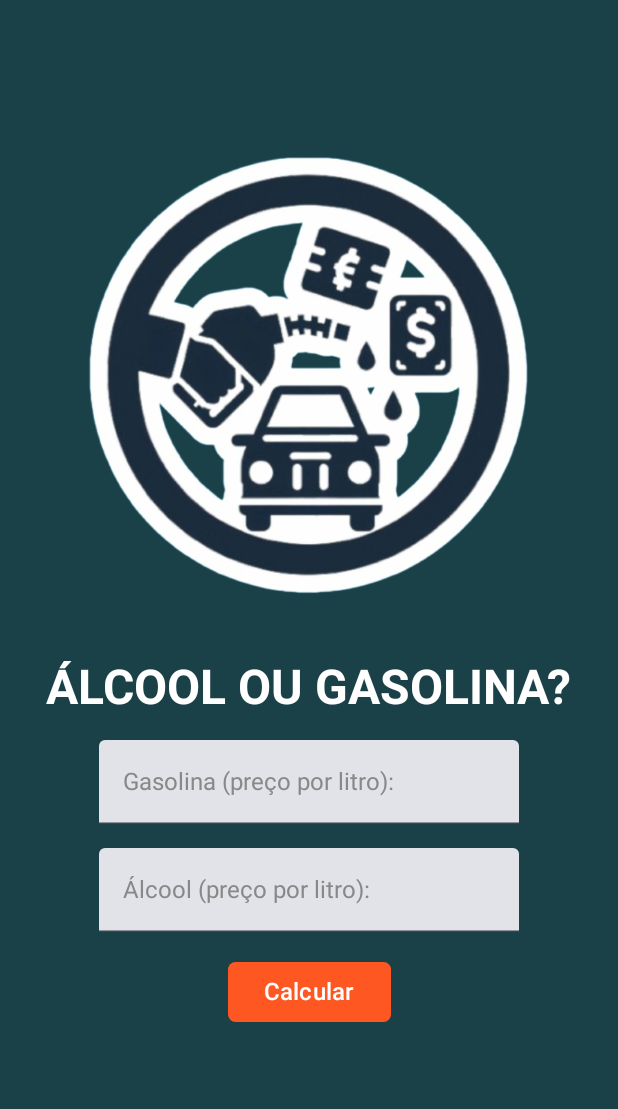
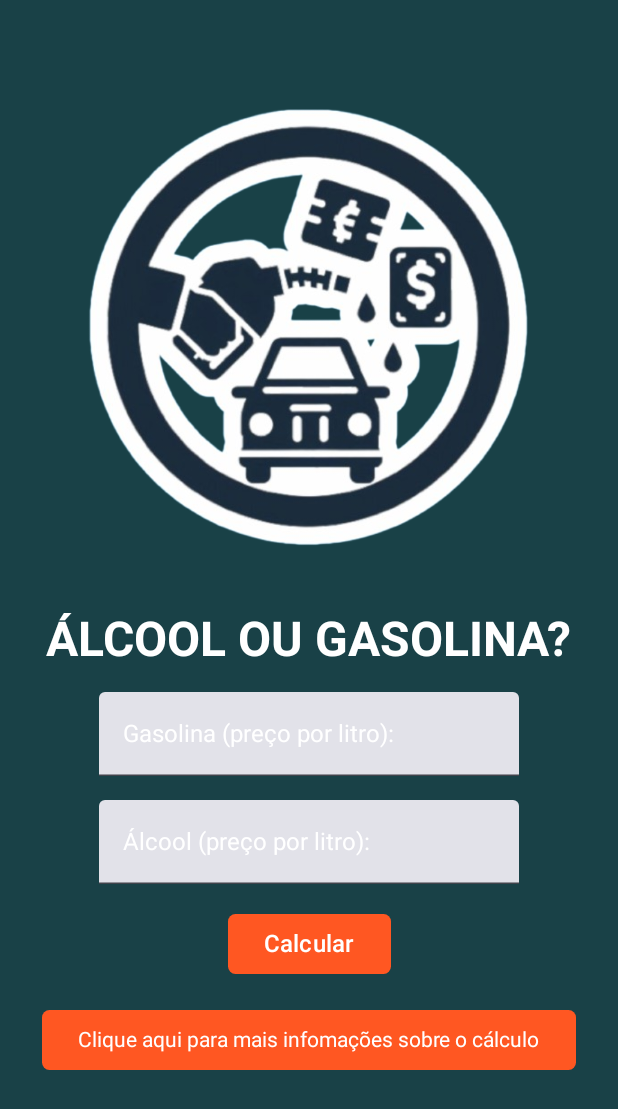
Before and after one commit to Victor-Valedev/App-Smart-Supply-Compose, an Android app built with Jetpack Compose: the screen it shows after launch (MainActivity), after a tap on "Calcular", on a phone screen of 412 x 824 dp. Shown: the top 1109 px of the screen. Run offline under Robolectric (Android 15) with nearby library versions, the phone set to English and light mode, and no system bars.

Commit message:
feat: Calculate function inserted, and the dialog button, with an explanation of the calculation, App finished!

```diff
--- a/app/src/main/java/com/victor/smartsupplyapp/MainActivity.kt
+++ b/app/src/main/java/com/victor/smartsupplyapp/MainActivity.kt
@@ -1,6 +1,7 @@
 package com.victor.smartsupplyapp
 
 import android.os.Bundle
+import android.widget.Toast
 import androidx.activity.ComponentActivity
 import androidx.activity.compose.setContent
 import androidx.activity.enableEdgeToEdge
@@ -8,8 +9,8 @@ import androidx.compose.foundation.Image
 import androidx.compose.foundation.background
 import androidx.compose.foundation.layout.Arrangement
 import androidx.compose.foundation.layout.Column
+import androidx.compose.foundation.layout.Spacer
 import androidx.compose.foundation.layout.fillMaxSize
-import androidx.compose.foundation.layout.height
 import androidx.compose.foundation.layout.offset
 import androidx.compose.foundation.layout.padding
 import androidx.compose.foundation.layout.size
@@ -17,11 +18,9 @@ import androidx.compose.foundation.shape.RoundedCornerShape
 import androidx.compose.material3.Button
 import androidx.compose.material3.ButtonDefaults
 import androidx.compose.material3.MaterialTheme
-import androidx.compose.material3.Scaffold
 import androidx.compose.material3.Surface
 import androidx.compose.material3.Text
 import androidx.compose.material3.TextField
-import androidx.compose.material3.TopAppBar
 import androidx.compose.runtime.Composable
 import androidx.compose.runtime.getValue
 import androidx.compose.runtime.mutableStateOf
@@ -29,14 +28,16 @@ import androidx.compose.runtime.remember
 import androidx.compose.runtime.setValue
 import androidx.compose.ui.Alignment
 import androidx.compose.ui.Modifier
+import androidx.compose.ui.draw.clip
 import androidx.compose.ui.graphics.Color
-import androidx.compose.ui.layout.ContentScale
+import androidx.compose.ui.platform.LocalContext
 import androidx.compose.ui.res.painterResource
 import androidx.compose.ui.text.TextStyle
 import androidx.compose.ui.text.font.FontWeight
 import androidx.compose.ui.tooling.preview.Preview
 import androidx.compose.ui.unit.dp
 import androidx.compose.ui.unit.sp
+import androidx.compose.ui.window.Dialog
 import com.victor.smartsupplyapp.ui.theme.Orange
 import com.victor.smartsupplyapp.ui.theme.SmartSupplyAppTheme
 
@@ -58,11 +59,15 @@ class MainActivity : ComponentActivity() {
 }
 
 @Composable
-fun AppSmartSupply(){
+fun AppSmartSupply() {
 
     var valorGasolina by remember { mutableStateOf("") }
     var valorAlcool by remember { mutableStateOf("") }
-    var buttonIsClicked by remember { mutableStateOf("") }
+    var buttonIsClicked by remember { mutableStateOf(false) }
+    var isDisplayDialog by remember { mutableStateOf(false) }
+    var resultado by remember { mutableStateOf("") }
+    var corResultado by remember { mutableStateOf(Color.Black) }
+    val context = LocalContext.current
 
     Column(
         modifier = Modifier
@@ -70,7 +75,7 @@ fun AppSmartSupply(){
             .fillMaxSize(),
         verticalArrangement = Arrangement.Center,
         horizontalAlignment = Alignment.CenterHorizontally
-    ){
+    ) {
         Image(
             painter = painterResource(id = R.drawable.image_icon),
             contentDescription = null,
@@ -95,11 +100,14 @@ fun AppSmartSupply(){
                 value = valorGasolina,
                 onValueChange = {
                     valorGasolina = it
+                    buttonIsClicked = false
+                    resultado = ""
                 },
                 label = {
-                    Text(text = "Gasolina (preço por litro):",
+                    Text(
+                        text = "Gasolina (preço por litro):",
                         style = TextStyle(
-                        color = Color.Gray,
+                            color = Color.White,
                             fontSize = 16.sp
                         )
                     )
@@ -109,18 +117,39 @@ fun AppSmartSupply(){
                 value = valorAlcool,
                 onValueChange = {
                     valorAlcool = it
+                    buttonIsClicked = false
+                    resultado = ""
                 },
                 label = {
-                    Text(text = "Álcool (preço por litro):",
+                    Text(
+                        text = "Álcool (preço por litro):",
                         style = TextStyle(
-                        color = Color.Gray,
+                            color = Color.White,
                             fontSize = 16.sp
                         )
                     )
                 }
             )
+
             Button(
-                onClick = { /*TODO*/ },
+                onClick = {
+                    buttonIsClicked = true
+
+                    if (valorGasolina.isNotEmpty() && valorAlcool.isNotEmpty()) {
+                        val melhorGasolina = valorAlcool.toDouble() / valorGasolina.toDouble() > 0.7
+
+                        if (melhorGasolina) {
+                            resultado = "É melhor optar por Gasolina"
+                            corResultado = Color.Red
+                        } else {
+                            resultado = "É melhor optar por Álcool"
+                            corResultado = Color.Green
+                        }
+                    } else {
+                        Toast.makeText(context, "Preencha os campos", Toast.LENGTH_SHORT).show()
+                        buttonIsClicked = false
+                    }
+                },
                 colors = ButtonDefaults.buttonColors(containerColor = Orange),
                 shape = RoundedCornerShape(5.dp)
             ) {
@@ -130,6 +159,74 @@ fun AppSmartSupply(){
                     fontSize = 16.sp
                 )
             }
+
+            if (buttonIsClicked && resultado.isNotEmpty()) {
+                Text(
+                    text = resultado,
+                    style = TextStyle(
+                        color = corResultado,
+                        fontSize = 29.sp,
+                        fontWeight = FontWeight.Bold
+                    )
+                )
+            }
+
+
+            //Exibir dialog explicativo
+
+            Button(
+                onClick = { isDisplayDialog = true },
+                colors = ButtonDefaults.buttonColors(containerColor = Orange),
+                shape = RoundedCornerShape(5.dp)
+            )
+            {
+                Text(
+                    text = "Clique aqui para mais infomações sobre o cálculo",
+                    style = TextStyle(
+                        color = Color.White
+                    ))
+            }
+
+            if (isDisplayDialog) {
+                Dialog(onDismissRequest = { isDisplayDialog = false }) {
+                    Column(
+                        Modifier
+                            .clip(RoundedCornerShape(10))
+                            .size(245.dp)
+                            .background(Color.White)
+                            .padding(12.dp)
+                    ) {
+                        Text(
+                            text = "Descrição do Cálculo",
+                            style = TextStyle(
+                                fontWeight = FontWeight.Bold,
+                                color = Color.Black
+                            )
+                        )
+                        Spacer(modifier = Modifier.size(5.dp))
+
+                        Text(text = "Para determinar se é melhor abastecer com álcool ou gasolina, \nnosso aplicativo utiliza um cálculo simples. \nSe o resultado for menor que 0,7, é mais econômico com álcool.\nCaso contrário é melhor optar por Gasolina",
+                            style = TextStyle(
+                                color = Color.Black
+                            ))
+
+                        Spacer(modifier = Modifier.size(10.dp))
+
+                        Button(
+                            onClick = { isDisplayDialog = false },
+                            colors = ButtonDefaults.buttonColors(containerColor = Orange),
+                            shape = RoundedCornerShape(5.dp)
+                        )
+                        {
+                            Text(
+                                text = "Entendido",
+                                style = TextStyle(
+                                    color = Color.White
+                                ))
+                        }
+                    }
+                }
+            }
         }
     }
 
@@ -137,6 +234,6 @@ fun AppSmartSupply(){
 
 @Preview
 @Composable
-fun AppPreview(){
+fun AppPreview() {
     AppSmartSupply()
 }
--- a/app/src/main/java/com/victor/smartsupplyapp/ui/theme/Theme.kt
+++ b/app/src/main/java/com/victor/smartsupplyapp/ui/theme/Theme.kt
@@ -12,9 +12,9 @@ import androidx.compose.runtime.Composable
 import androidx.compose.ui.platform.LocalContext
 
 private val DarkColorScheme = darkColorScheme(
-    primary = Purple80,
-    secondary = PurpleGrey80,
-    tertiary = Pink80
+    primary = Purple40,
+    secondary = Orange,
+    tertiary = Pink40
 )
 
 private val LightColorScheme = lightColorScheme(
```
Lines whose indentation alone changed are shown as unchanged.
